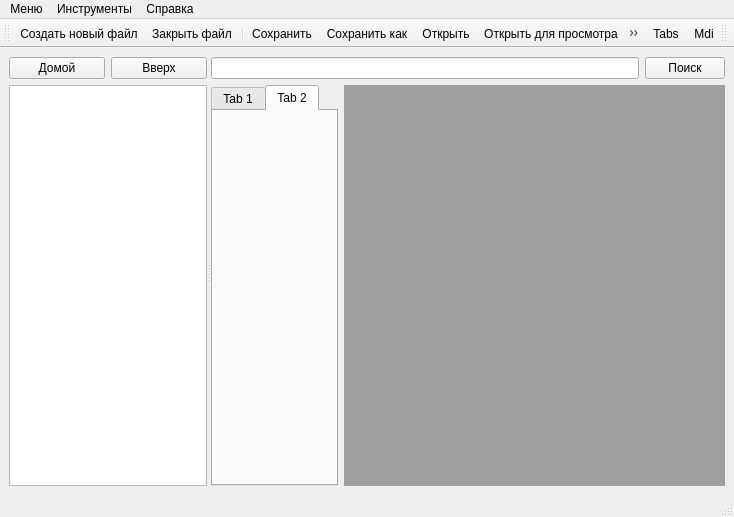
Above: MainWindow.ui from mrEscow/GB_QT before the change. Below: the same form after it.
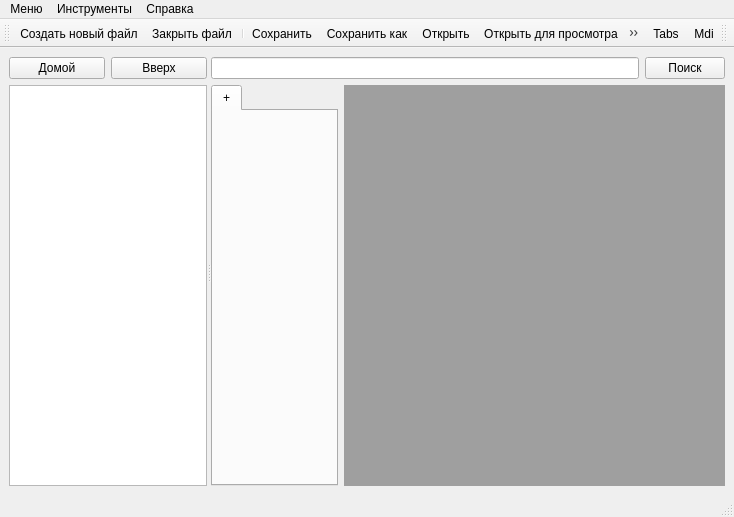
That is the form after the change. Icons and pictures are not drawn.

Commit message: Update closeFile metod

Patch:
```diff
--- a/MainWindow.ui
+++ b/MainWindow.ui
@@ -102,15 +102,9 @@
             <property name="movable">
              <bool>false</bool>
             </property>
-            <widget class="QWidget" name="tab">
-             <attribute name="title">
-              <string>Tab 1</string>
-             </attribute>
-             <layout class="QHBoxLayout" name="horizontalLayout"/>
-            </widget>
             <widget class="QWidget" name="tabCreator">
              <attribute name="title">
-              <string>Tab 2</string>
+              <string>+</string>
              </attribute>
             </widget>
            </widget>
```
Left out of the diff: 3 changed lines with no effect on the pictures. The commit also changes 1 other file.
